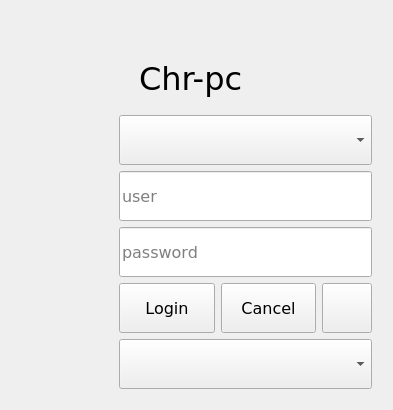
Above: loginform.ui from surlykke/qt-lightdm-greeter before the change. Below: the same form after it.
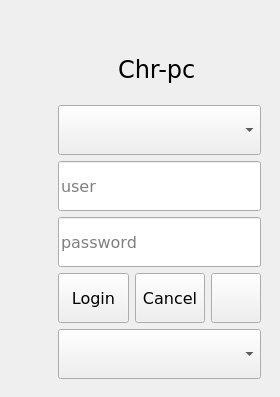
That is the form after the change. Icons and pictures are not drawn.

Commit message: razor-lightdm-greeter: Smaller loginform to prepare for configurable background

What changed in the file:
```diff
--- a/loginform.ui
+++ b/loginform.ui
@@ -6,8 +6,8 @@
    <rect>
     <x>0</x>
     <y>0</y>
-    <width>393</width>
-    <height>410</height>
+    <width>280</width>
+    <height>397</height>
    </rect>
   </property>
   <property name="font">
@@ -22,10 +22,10 @@
   <widget class="QFrame" name="formFrame">
    <property name="geometry">
     <rect>
-     <x>110</x>
-     <y>40</y>
-     <width>271</width>
-     <height>362</height>
+     <x>40</x>
+     <y>30</y>
+     <width>230</width>
+     <height>361</height>
     </rect>
    </property>
    <property name="sizePolicy">
@@ -35,7 +35,10 @@
     </sizepolicy>
    </property>
    <layout class="QGridLayout" name="gridLayout">
-    <item row="0" column="0">
+    <property name="leftMargin">
+     <number>18</number>
+    </property>
+    <item row="0" column="1">
      <widget class="QLabel" name="hostnameLabel">
       <property name="minimumSize">
        <size>
@@ -52,7 +55,10 @@
       <property name="font">
        <font>
         <family>Bitstream Vera Sans</family>
-        <pointsize>24</pointsize>
+        <pointsize>18</pointsize>
+        <weight>50</weight>
+        <italic>false</italic>
+        <bold>false</bold>
        </font>
       </property>
       <property name="text">
@@ -65,15 +71,15 @@
        <number>0</number>
       </property>
       <property name="indent">
-       <number>20</number>
+       <number>60</number>
       </property>
      </widget>
     </item>
-    <item row="1" column="0">
+    <item row="1" column="1">
      <widget class="QComboBox" name="userCombo">
       <property name="minimumSize">
        <size>
-        <width>250</width>
+        <width>200</width>
         <height>50</height>
        </size>
       </property>
@@ -92,11 +98,11 @@
       </property>
      </widget>
     </item>
-    <item row="2" column="0">
+    <item row="2" column="1">
      <widget class="QLineEdit" name="otherUserInput">
       <property name="minimumSize">
        <size>
-        <width>250</width>
+        <width>200</width>
         <height>50</height>
        </size>
       </property>
@@ -118,34 +124,11 @@
       </property>
      </widget>
     </item>
-    <item row="5" column="0">
-     <widget class="QComboBox" name="sessionCombo">
-      <property name="minimumSize">
-       <size>
-        <width>250</width>
-        <height>50</height>
-       </size>
-      </property>
-      <property name="maximumSize">
-       <size>
-        <width>10000</width>
-        <height>50</height>
-       </size>
-      </property>
-      <property name="font">
-       <font>
-        <family>Bitstream Vera Sans</family>
-        <weight>50</weight>
-        <bold>false</bold>
-       </font>
-      </property>
-     </widget>
-    </item>
-    <item row="3" column="0">
+    <item row="3" column="1">
      <widget class="QLineEdit" name="passwordInput">
       <property name="minimumSize">
        <size>
-        <width>250</width>
+        <width>200</width>
         <height>50</height>
        </size>
       </property>
@@ -170,7 +153,7 @@
       </property>
      </widget>
     </item>
-    <item row="4" column="0">
+    <item row="5" column="1">
      <layout class="QHBoxLayout" name="horizontalLayout">
       <item>
        <widget class="QPushButton" name="loginButton">
@@ -236,21 +219,44 @@
       </item>
      </layout>
     </item>
+    <item row="6" column="1">
+     <widget class="QComboBox" name="sessionCombo">
+      <property name="minimumSize">
+       <size>
+        <width>200</width>
+        <height>50</height>
+       </size>
+      </property>
+      <property name="maximumSize">
+       <size>
+        <width>10000</width>
+        <height>50</height>
+       </size>
+      </property>
+      <property name="font">
+       <font>
+        <family>Bitstream Vera Sans</family>
+        <weight>50</weight>
+        <bold>false</bold>
+       </font>
+      </property>
+     </widget>
+    </item>
    </layout>
   </widget>
   <widget class="QLabel" name="iconLabel">
    <property name="geometry">
     <rect>
-     <x>290</x>
-     <y>10</y>
-     <width>100</width>
-     <height>100</height>
+     <x>20</x>
+     <y>3</y>
+     <width>80</width>
+     <height>80</height>
     </rect>
    </property>
    <property name="minimumSize">
     <size>
-     <width>60</width>
-     <height>60</height>
+     <width>0</width>
+     <height>0</height>
     </size>
    </property>
    <property name="maximumSize">
```
The commit also changes 1 other file.
